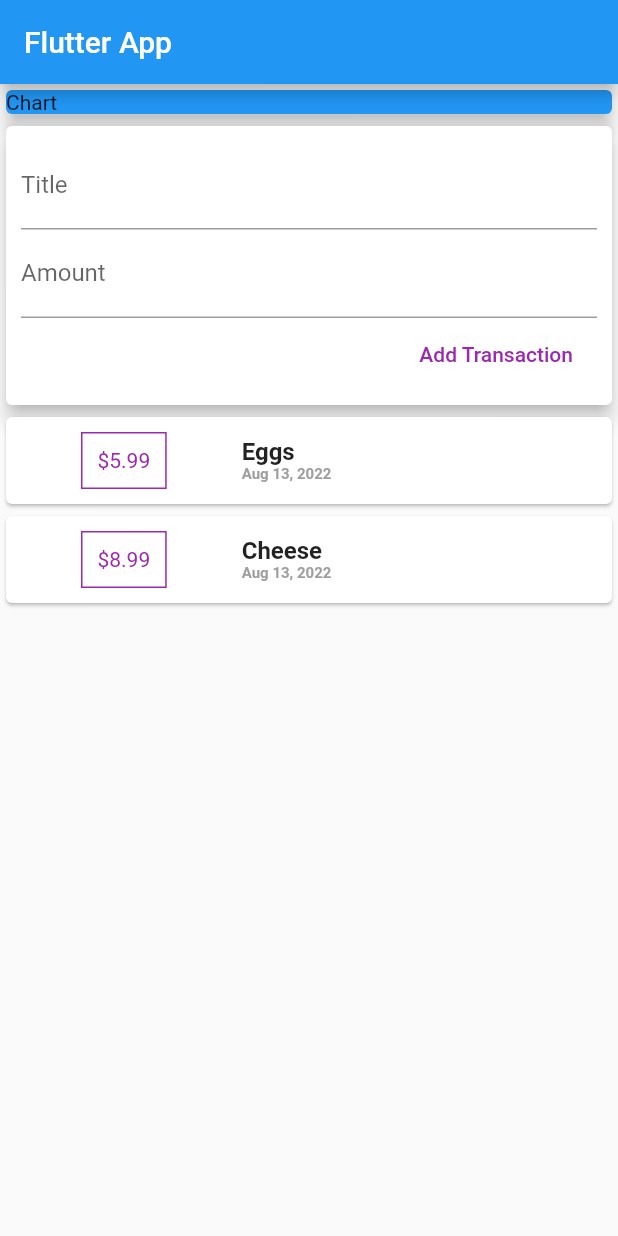
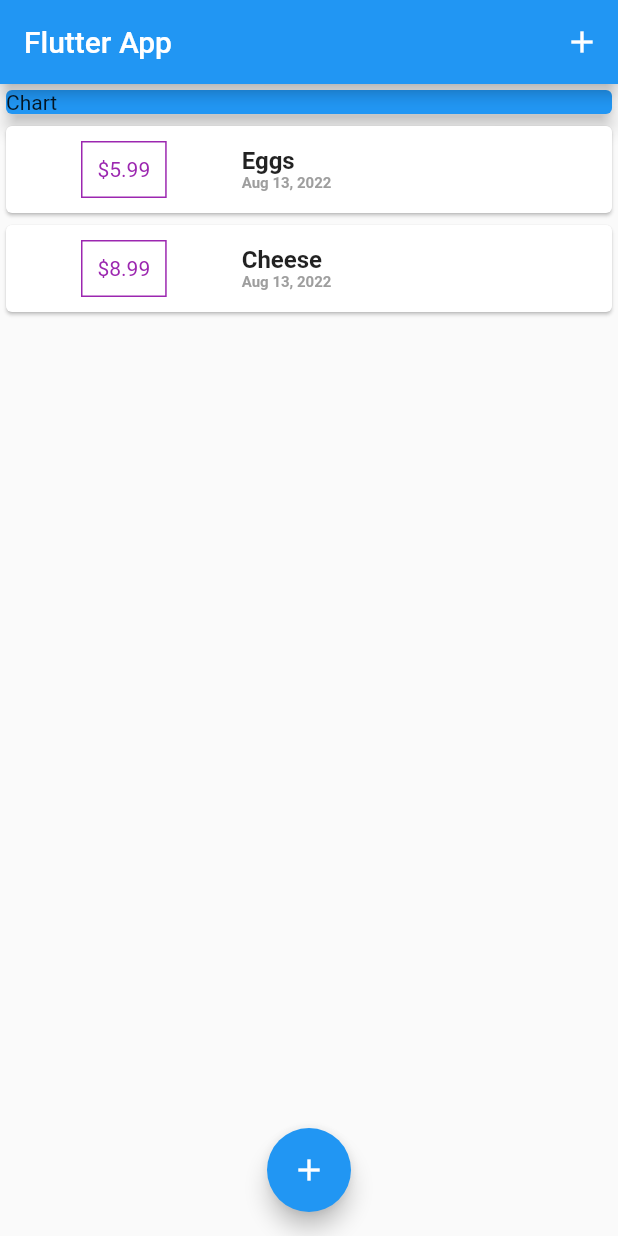
Before and after one commit to andrewdelmar87/expense_app, a Flutter app: the screen it shows after launch, on a phone screen of 412 x 824 dp. Run offline on Flutter 3.47's test engine with Material 2 defaults, Android fonts, the phone set to English and light mode, and no system bars.

Commit message:
bottom modal and add new trans buttons

```diff
--- a/lib/main.dart
+++ b/lib/main.dart
@@ -5,7 +5,8 @@ import 'package:flutter/material.dart';
 
 import './widgets/transaction_list.dart';
 import './widgets/new_transaction.dart';
-import './widgets/user_transaction.dart';
+import './widgets/transaction_list.dart';
+import './models/transaction.dart';
 
 void main() => runApp(MyApp());
 
@@ -13,25 +14,79 @@ class MyApp extends StatelessWidget {
   @override
   Widget build(BuildContext context) {
     return MaterialApp(
+      debugShowCheckedModeBanner: false,
       title: 'Flutter App',
       home: MyHomePage(),
     );
   }
 }
 
-class MyHomePage extends StatelessWidget {
+class MyHomePage extends StatefulWidget {
+  @override
+  State<MyHomePage> createState() => _MyHomePageState();
+}
+
+class _MyHomePageState extends State<MyHomePage> {
   // String titleInput;
-  // String amountInput;
-  final titleController = TextEditingController();
-  final amountController = TextEditingController();
+  // final titleController = TextEditingController();
+
+  // final amountController = TextEditingController();
+
+  final List<Transaction> _userTransactions = [
+    Transaction(
+      id: 't1',
+      title: 'Eggs',
+      amount: 5.99,
+      date: DateTime.now(),
+    ),
+    Transaction(
+      id: 't2',
+      title: 'Cheese',
+      amount: 8.99,
+      date: DateTime.now(),
+    ),
+  ];
+
+  void _addNewTransaction(String txTitle, double txAmount) {
+    final newTx = Transaction(
+      id: DateTime.now().toString(),
+      title: txTitle,
+      amount: txAmount,
+      date: DateTime.now(),
+    );
+
+    setState(() {
+      _userTransactions.add(newTx);
+    });
+  }
+
+  void _startAddNewTransaction(BuildContext ctx) {
+    showModalBottomSheet(
+      context: ctx,
+      builder: (_) {
+        return GestureDetector(
+          onTap: () {},
+          child: NewTransaction(_addNewTransaction),
+          behavior: HitTestBehavior.opaque,
+        );
+      },
+    );
+  }
 
   @override
   Widget build(BuildContext context) {
     return Scaffold(
       appBar: AppBar(
         title: Text('Flutter App'),
+        actions: <Widget>[
+          IconButton(
+            icon: Icon(Icons.add),
+            onPressed: () => _startAddNewTransaction(context),
           ),
-      body: Column(
+        ],
+      ),
+      body: SingleChildScrollView(
+        child: Column(
             // mainAxisAlignment: MainAxisAlignment.center,
             crossAxisAlignment: CrossAxisAlignment.stretch,
             children: <Widget>[
@@ -43,8 +98,14 @@ class MyHomePage extends StatelessWidget {
                   elevation: 5,
                 ),
               ),
-            UserTransactions()
+              TransactionList(_userTransactions),
             ]),
+      ),
+      floatingActionButtonLocation: FloatingActionButtonLocation.centerFloat,
+      floatingActionButton: FloatingActionButton(
+        child: Icon(Icons.add),
+        onPressed: () => _startAddNewTransaction(context),
+      ),
     );
   }
 }
--- a/lib/widgets/transaction_list.dart
+++ b/lib/widgets/transaction_list.dart
@@ -15,19 +15,27 @@ class TransactionList extends StatelessWidget {
 
   @override
   Widget build(BuildContext context) {
-    return Column(
-      children: transactions.map((tx) {
+    return Container(
+      height: 450,
+      child: ListView.builder(
+        itemBuilder: (context, index) {
           return Card(
             child: Row(
               children: <Widget>[
                 Container(
-                margin: EdgeInsets.symmetric(vertical: 10, horizontal: 50),
+                  margin: EdgeInsets.symmetric(
+                    vertical: 10,
+                    horizontal: 50,
+                  ),
                   decoration: BoxDecoration(
-                  border: Border.all(color: Colors.purple, width: 1),
+                    border: Border.all(
+                      color: Colors.purple,
+                      width: 1,
+                    ),
                   ),
                   padding: EdgeInsets.all(10),
                   child: Text(
-                  '\$${tx.amount}',
+                    '\$${transactions[index].amount.toStringAsFixed(2)}',
                     style: TextStyle(
                       color: Colors.purple,
                     ),
@@ -37,11 +45,12 @@ class TransactionList extends StatelessWidget {
                   crossAxisAlignment: CrossAxisAlignment.start,
                   children: <Widget>[
                     Text(
-                    tx.title,
-                    style: TextStyle(fontSize: 16, fontWeight: FontWeight.bold),
+                      transactions[index].title,
+                      style:
+                          TextStyle(fontSize: 16, fontWeight: FontWeight.bold),
                     ),
                     Text(
-                    DateFormat.yMMMd().format(tx.date),
+                      DateFormat.yMMMd().format(transactions[index].date),
                       style: TextStyle(
                         fontWeight: FontWeight.bold,
                         fontSize: 10,
@@ -53,7 +62,9 @@ class TransactionList extends StatelessWidget {
               ],
             ),
           );
-      }).toList(),
+        },
+        itemCount: transactions.length,
+      ),
     );
   }
 }
--- a/lib/widgets/user_transaction.dart
+++ b/lib/widgets/user_transaction.dart
@@ -1,50 +1,23 @@
-import 'package:flutter/src/foundation/key.dart';
-import 'package:flutter/src/widgets/framework.dart';
-import 'package:flutter/material.dart';
+// import 'package:flutter/src/foundation/key.dart';
+// import 'package:flutter/src/widgets/framework.dart';
+// import 'package:flutter/material.dart';
 
-import '../widgets/transaction_list.dart';
-import '../widgets/new_transaction.dart';
-import '../models/transaction.dart';
+// import '../widgets/transaction_list.dart';
+// import '../widgets/new_transaction.dart';
+// import '../models/transaction.dart';
 
-class UserTransactions extends StatefulWidget {
-  @override
-  State<UserTransactions> createState() => _UserTransactionsState();
-}
+// class UserTransactions extends StatefulWidget {
+//   @override
+//   State<UserTransactions> createState() => _UserTransactionsState();
+// }
 
-class _UserTransactionsState extends State<UserTransactions> {
-  final List<Transaction> _userTransactions = [
-    Transaction(
-      id: 't1',
-      title: 'Eggs',
-      amount: 5.99,
-      date: DateTime.now(),
-    ),
-    Transaction(
-      id: 't2',
-      title: 'Cheese',
-      amount: 8.99,
-      date: DateTime.now(),
-    ),
-  ];
+// class _UserTransactionsState extends State<UserTransactions> {
 
-  void _addNewTransaction(String txTitle, double txAmount) {
-    final newTx = Transaction(
-      id: DateTime.now().toString(),
-      title: txTitle,
-      amount: txAmount,
-      date: DateTime.now(),
-    );
 
-    setState(() {
-      _userTransactions.add(newTx);
-    });
-  }
-
-  @override
-  Widget build(BuildContext context) {
-    return Column(children: <Widget>[
-      NewTransaction(_addNewTransaction),
-      TransactionList(_userTransactions),
-    ]);
-  }
-}
+//   @override
+//   Widget build(BuildContext context) {
+//     return Column(children: <Widget>[
+//       NewTransaction(_addNewTransaction),
+//     ]);
+//   }
+// }
```
Also changed, not shown: lib/widgets/new_transaction.dart (+31 -8 lines). Lines whose indentation alone changed are shown as unchanged.
